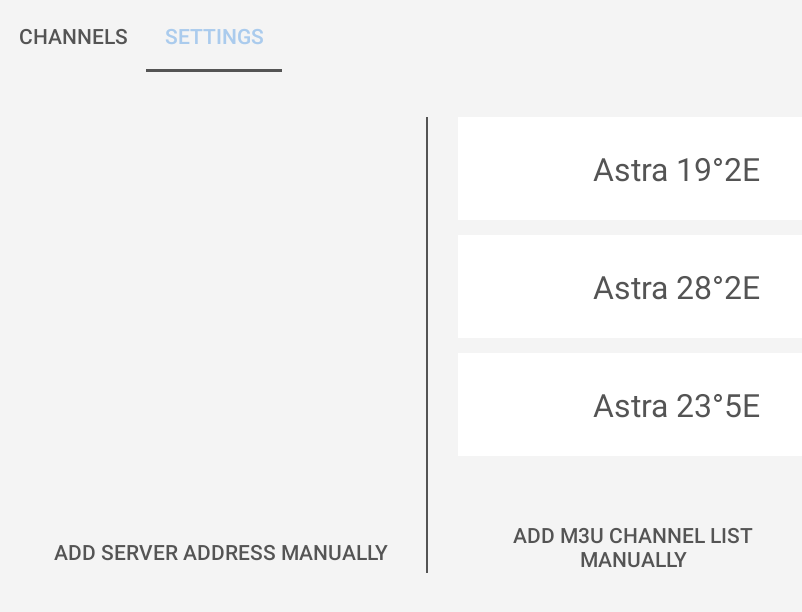
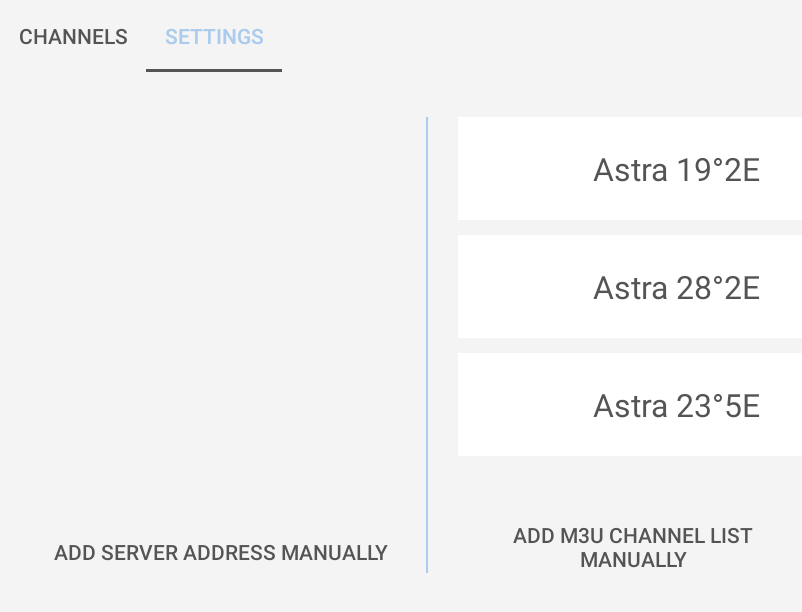
Before and after one commit to satipclientapp/SATIP-SDK, an Android app: the screen it shows after launch (ChannelsActivity), on a phone screen of 824 x 412 dp (held sideways). Shown: the top 612 px of the screen, without its empty margins (0-802 px from the left). Run offline under Robolectric (Android 15) with nearby library versions, the light colour scheme and no system bars; our stand-ins replace data binding; libraries missing offline, so code that uses them is left out: org.videolan.libvlc; pictures from the network do not load; 15 statements that could not run were skipped.

Commit message:
Cloudy spearator in settings

```diff
--- a/VLC-Android-Discoverer/mobile/src/main/res/layout/fragment_settings.xml
+++ b/VLC-Android-Discoverer/mobile/src/main/res/layout/fragment_settings.xml
@@ -37,7 +37,7 @@
             android:layout_width="1dp"
             android:layout_height="match_parent"
             android:layout_margin="10dp"
-            android:background="@color/deep_gray"/>
+            android:background="@color/cloud"/>
 
         <LinearLayout
             android:layout_width="0dp"
```
